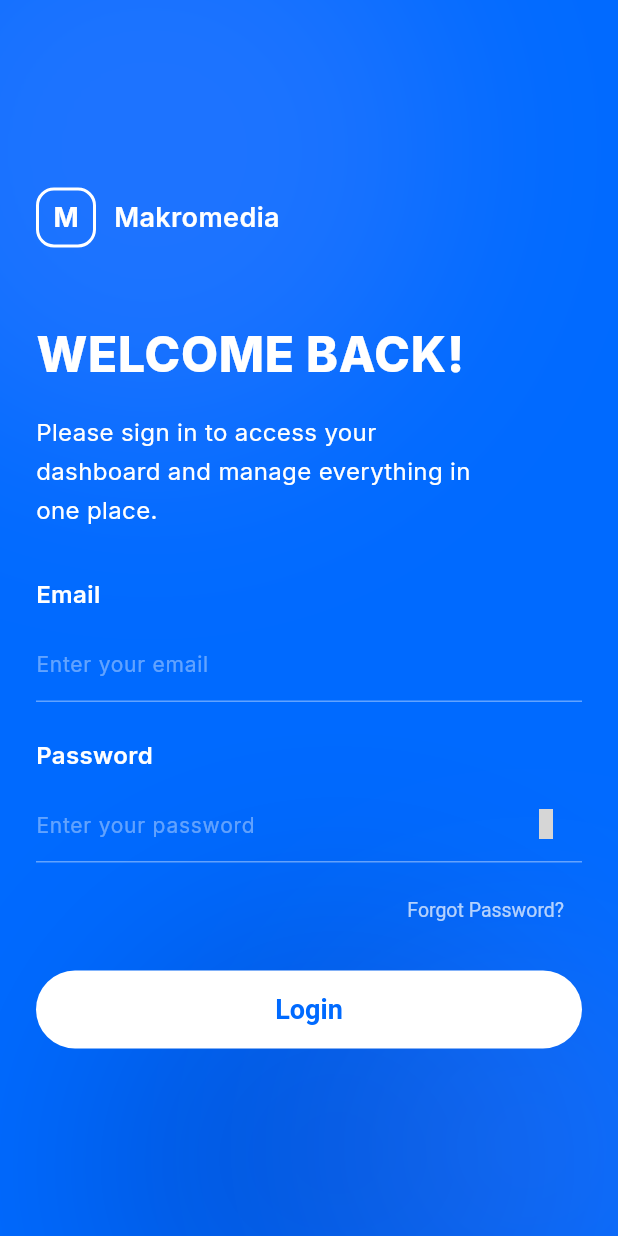
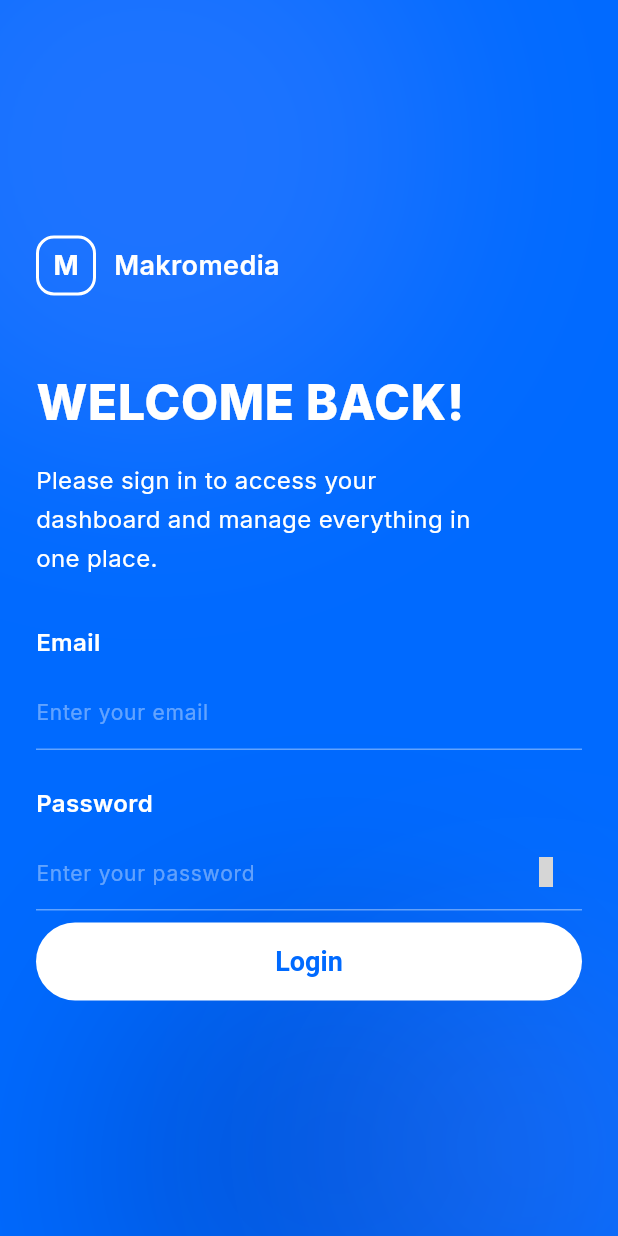
Before and after one commit to bisaqris/MobileApps_MIS, a Flutter app: the screen it shows after launch, on a phone screen of 412 x 824 dp. Run offline on Flutter 3.47's test engine with Material 3 defaults, Android fonts, the phone set to English and light mode, and no system bars; our stand-ins replace dio, equatable, flutter_riverpod, flutter_secure_storage, go_router, google_fonts and 1 more; grey boxes are pictures that could not be loaded.

Commit message:
feat: page login, clean up, remove unused

```diff
--- a/lib/features/auth/presentation/pages/login_page.dart
+++ b/lib/features/auth/presentation/pages/login_page.dart
@@ -40,7 +40,6 @@ class _LoginPageState extends ConsumerState<LoginPage> {
   Widget build(BuildContext context) {
     final authState = ref.watch(authProvider);
 
-    // Tampilkan error feedback via SnackBar.
     ref.listen<AuthState>(authProvider, (prev, next) {
       if (next.errorMessage != null &&
           next.errorMessage != prev?.errorMessage) {
@@ -70,7 +69,6 @@ class _LoginPageState extends ConsumerState<LoginPage> {
       backgroundColor: AppColors.primary,
       body: Stack(
         children: [
-          // ---- Decorative blurred circles ----
           _buildGlowCircle(
             top: -60,
             left: -60,
@@ -90,7 +88,6 @@ class _LoginPageState extends ConsumerState<LoginPage> {
             color: const Color(0xFF3B7DFF).withValues(alpha: 0.3),
           ),
 
-          // ---- Main content ----
           Center(
             child: SingleChildScrollView(
               padding: const EdgeInsets.symmetric(horizontal: 24, vertical: 40),
@@ -129,7 +126,6 @@ class _LoginPageState extends ConsumerState<LoginPage> {
       );
     }
 
-    // ---- Mobile: stacked ----
     return Column(
       crossAxisAlignment: CrossAxisAlignment.start,
       children: [
@@ -140,7 +136,6 @@ class _LoginPageState extends ConsumerState<LoginPage> {
     );
   }
 
-  // ---- Branding column (left side) ----
   Widget _buildBrandingColumn() {
     return Column(
       crossAxisAlignment: CrossAxisAlignment.start,
@@ -201,7 +196,6 @@ class _LoginPageState extends ConsumerState<LoginPage> {
     );
   }
 
-  // ---- Form column (right side) ----
   Widget _buildFormColumn(AuthState authState) {
     return Form(
       key: _formKey,
@@ -209,7 +203,7 @@ class _LoginPageState extends ConsumerState<LoginPage> {
         crossAxisAlignment: CrossAxisAlignment.stretch,
         mainAxisSize: MainAxisSize.min,
         children: [
-          // Email field
+
           const Text(
             'Email',
             style: TextStyle(
@@ -280,23 +274,6 @@ class _LoginPageState extends ConsumerState<LoginPage> {
 
           const SizedBox(height: 8),
 
-          // Forgot password
-          Align(
-            alignment: Alignment.centerRight,
-            child: TextButton(
-              onPressed: () {
-                // TODO: navigasi ke halaman forgot password.
-              },
-              style: TextButton.styleFrom(
-                foregroundColor: Colors.white70,
-                textStyle: const TextStyle(fontSize: 13),
-              ),
-              child: const Text('Forgot Password?'),
-            ),
-          ),
-
-          const SizedBox(height: 16),
-
           // Login button
           SizedBox(
             height: 52,
@@ -358,7 +335,6 @@ class _LoginPageState extends ConsumerState<LoginPage> {
     );
   }
 
-  // ---- Decorative glow circle ----
   Widget _buildGlowCircle({
     double? top,
     double? bottom,
```
Also changed, not shown: 16 other files.
